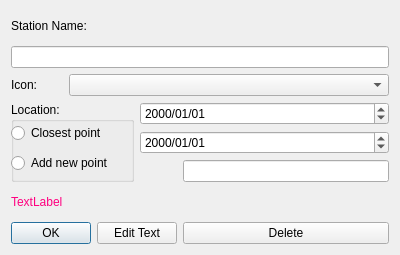
Above: mapper_app/ui/editstation.ui from allenck/mapper before the change. Below: the same form after it.
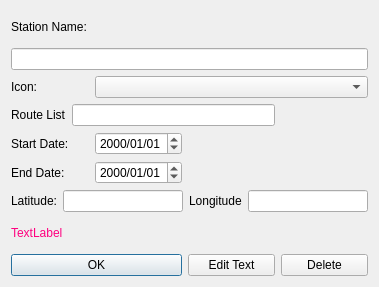
That is the form after the change.

```diff
--- a/mapper_app/ui/editstation.ui
+++ b/mapper_app/ui/editstation.ui
@@ -6,8 +6,8 @@
    <rect>
     <x>0</x>
     <y>0</y>
-    <width>400</width>
-    <height>255</height>
+    <width>379</width>
+    <height>287</height>
    </rect>
   </property>
   <property name="windowTitle">
@@ -21,80 +21,90 @@
      </property>
     </widget>
    </item>
-   <item row="3" column="0" rowspan="3" colspan="3">
-    <widget class="QGroupBox" name="groupBox1">
-     <property name="title">
-      <string>Location:</string>
-     </property>
-     <widget class="QRadioButton" name="rbClosestPoint">
-      <property name="geometry">
-       <rect>
-        <x>0</x>
-        <y>20</y>
-        <width>141</width>
-        <height>22</height>
-       </rect>
-      </property>
-      <property name="toolTip">
-       <string>Add station at closest point</string>
-      </property>
+   <item row="2" column="0">
+    <widget class="QLabel" name="label_2">
       <property name="text">
-       <string>Closest point</string>
-      </property>
-     </widget>
-     <widget class="QRadioButton" name="rbAddPoint">
-      <property name="geometry">
-       <rect>
-        <x>0</x>
-        <y>50</y>
-        <width>141</width>
-        <height>22</height>
-       </rect>
-      </property>
-      <property name="toolTip">
-       <string>Add a new point for station</string>
-      </property>
-      <property name="statusTip">
-       <string>A new point will be created on the line.</string>
-      </property>
+      <string>Icon:</string>
+     </property>
+    </widget>
+   </item>
+   <item row="3" column="0" colspan="3">
+    <layout class="QHBoxLayout" name="horizontalLayout_2">
+     <item>
+      <widget class="QLabel" name="label_6">
       <property name="text">
-       <string>Add new point</string>
-      </property>
-     </widget>
-     <widget class="QRadioButton" name="rbClosestEnd">
-      <property name="geometry">
-       <rect>
-        <x>0</x>
-        <y>90</y>
-        <width>151</width>
-        <height>22</height>
-       </rect>
+        <string>Route List</string>
+       </property>
+      </widget>
+     </item>
+     <item>
+      <widget class="QLineEdit" name="txtRoutes">
+       <property name="sizePolicy">
+        <sizepolicy hsizetype="Expanding" vsizetype="Fixed">
+         <horstretch>1</horstretch>
+         <verstretch>0</verstretch>
+        </sizepolicy>
       </property>
       <property name="toolTip">
-       <string>Set station at closest end point.</string>
-      </property>
+        <string>Enter Alpha routes sepaated by commas: e.g &quot;U1,U2,U3, ...</string>
+       </property>
+      </widget>
+     </item>
+    </layout>
+   </item>
+   <item row="4" column="0" colspan="2">
+    <layout class="QHBoxLayout" name="horizontalLayout_3">
+     <item>
+      <widget class="QLabel" name="label_3">
       <property name="text">
-       <string>Closest end point</string>
-      </property>
-     </widget>
-    </widget>
-   </item>
-   <item row="3" column="3" colspan="2">
+        <string>Start Date:</string>
+       </property>
+      </widget>
+     </item>
+     <item>
     <widget class="QDateEdit" name="dateStart">
      <property name="displayFormat">
       <string>yyyy/MM/dd</string>
      </property>
     </widget>
    </item>
-   <item row="4" column="3" colspan="2">
+    </layout>
+   </item>
+   <item row="5" column="0" colspan="2">
+    <layout class="QHBoxLayout" name="horizontalLayout_4">
+     <item>
+      <widget class="QLabel" name="label_4">
+       <property name="text">
+        <string>End Date:</string>
+       </property>
+      </widget>
+     </item>
+     <item>
     <widget class="QDateEdit" name="dateEnd">
      <property name="displayFormat">
       <string>yyyy/MM/dd</string>
      </property>
     </widget>
    </item>
-   <item row="5" column="4">
-    <widget class="QLineEdit" name="txtGeodbLocId">
+    </layout>
+   </item>
+   <item row="6" column="0" colspan="4">
+    <layout class="QHBoxLayout" name="horizontalLayout_5">
+     <item>
+      <widget class="QLabel" name="label_5">
+       <property name="text">
+        <string>Latitude:</string>
+       </property>
+      </widget>
+     </item>
+     <item>
+      <widget class="QLineEdit" name="txtLatitude">
+       <property name="sizePolicy">
+        <sizepolicy hsizetype="Expanding" vsizetype="Fixed">
+         <horstretch>1</horstretch>
+         <verstretch>0</verstretch>
+        </sizepolicy>
+       </property>
      <property name="inputMethodHints">
       <set>Qt::ImhDigitsOnly|Qt::ImhPreferNumbers</set>
      </property>
@@ -103,7 +113,26 @@
      </property>
     </widget>
    </item>
-   <item row="6" column="0">
+     <item>
+      <widget class="QLabel" name="label_7">
+       <property name="text">
+        <string>Longitude</string>
+       </property>
+      </widget>
+     </item>
+     <item>
+      <widget class="QLineEdit" name="txtLongitude">
+       <property name="sizePolicy">
+        <sizepolicy hsizetype="Expanding" vsizetype="Fixed">
+         <horstretch>1</horstretch>
+         <verstretch>0</verstretch>
+        </sizepolicy>
+       </property>
+      </widget>
+     </item>
+    </layout>
+   </item>
+   <item row="7" column="0" colspan="2">
     <widget class="QLabel" name="lblErrorText">
      <property name="palette">
       <palette>
@@ -147,38 +176,44 @@
      </property>
     </widget>
    </item>
-   <item row="7" column="0" colspan="2">
+   <item row="8" column="0" colspan="2">
     <widget class="QPushButton" name="btnOk">
+     <property name="sizePolicy">
+      <sizepolicy hsizetype="Preferred" vsizetype="Fixed">
+       <horstretch>0</horstretch>
+       <verstretch>0</verstretch>
+      </sizepolicy>
+     </property>
      <property name="text">
       <string>OK</string>
      </property>
     </widget>
    </item>
-   <item row="7" column="2" colspan="2">
+   <item row="8" column="2">
     <widget class="QPushButton" name="btnEditText">
      <property name="text">
       <string>Edit Text</string>
      </property>
     </widget>
    </item>
-   <item row="7" column="4">
+   <item row="8" column="3">
     <widget class="QPushButton" name="btnDelete">
      <property name="text">
       <string>Delete</string>
      </property>
     </widget>
    </item>
-   <item row="2" column="0">
-    <widget class="QLabel" name="label_2">
-     <property name="text">
-      <string>Icon:</string>
+   <item row="2" column="1" colspan="3">
+    <widget class="QComboBox" name="cbIcons">
+     <property name="sizePolicy">
+      <sizepolicy hsizetype="Preferred" vsizetype="Fixed">
+       <horstretch>1</horstretch>
+       <verstretch>0</verstretch>
+      </sizepolicy>
      </property>
     </widget>
    </item>
-   <item row="2" column="1" colspan="4">
-    <widget class="QComboBox" name="cbIcons"/>
-   </item>
-   <item row="1" column="0" colspan="5">
+   <item row="1" column="0" colspan="4">
     <widget class="QLineEdit" name="txtStationName"/>
    </item>
   </layout>
```
Lines whose indentation alone changed are shown as unchanged.
